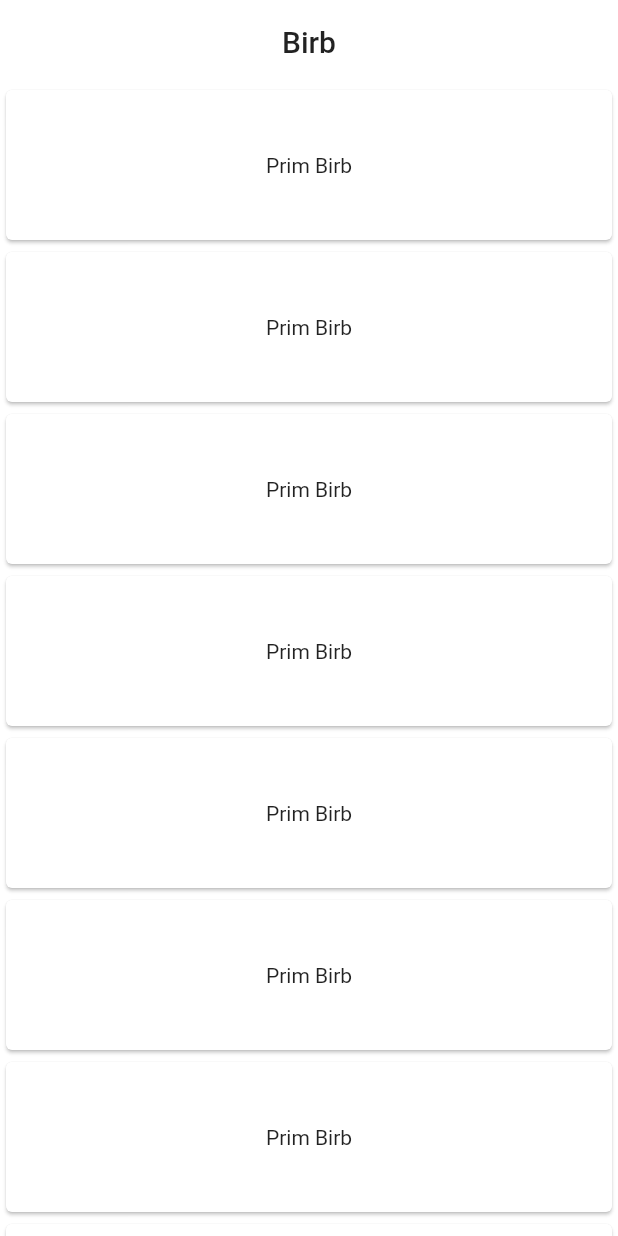
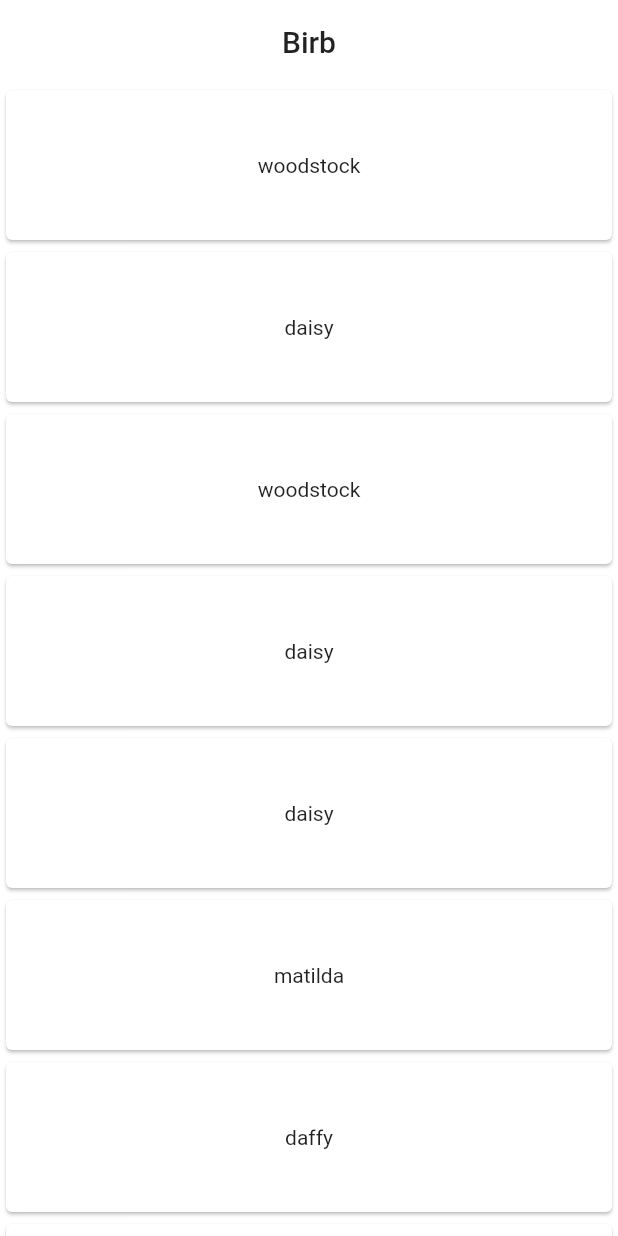
Before and after one commit to aelgasser/my-birb, a Flutter app: the screen it shows after launch, on a phone screen of 412 x 824 dp. Run offline on Flutter 3.47's test engine with Material 2 defaults, Android fonts, the phone set to English and light mode, and no system bars; our stand-ins replace flutter_svg.

Commit message:
Converted the post list to use Post objects

```diff
--- a/app/lib/main.dart
+++ b/app/lib/main.dart
@@ -1,3 +1,6 @@
+import 'dart:convert';
+
+import 'package:birb/models/post.dart';
 import 'package:birb/posts_list.dart';
 import 'package:flutter/material.dart';
 import 'package:flutter/services.dart';
@@ -41,14 +44,10 @@ class MyHomePage extends StatefulWidget {
 }
 
 class _MyHomePageState extends State<MyHomePage> {
-  final Stream<List<int>> _posts = Stream<List<int>>.fromIterable(
-    <List<int>>[
-      List<int>.generate(10, (int i) => i),
-    ]
-  );
-
   @override
   Widget build(BuildContext context) {
+    final Stream<List<Post>> posts = _loadPosts(context);
+
     return Scaffold(
       appBar: AppBar(
         title: Center(
@@ -56,7 +55,19 @@ class _MyHomePageState extends State<MyHomePage> {
         ),
         elevation: 0.0,
       ),
-      body: PostsList(_posts),
+      body: PostsList(posts),
     );
   }
+
+  Stream<List<Post>> _loadPosts(BuildContext context) {
+    return DefaultAssetBundle.of(context)
+            .loadString('assets/posts.json')
+            .then<List<dynamic>>((String value) => json.decode(value))
+            .asStream()
+            .map(_convertToPosts);
+  }
+
+  List<Post> _convertToPosts(List<dynamic> data) {
+    return data.map((dynamic item) => Post.fromMap(item)).toList();
+  }
 }
--- a/app/lib/post_item.dart
+++ b/app/lib/post_item.dart
@@ -1,15 +1,18 @@
+import 'package:birb/models/post.dart';
 import 'package:flutter/material.dart';
 
 class PostItem extends StatelessWidget {
-  const PostItem();
+  const PostItem(this.post);
+
+  final Post post;
 
   @override
   Widget build(BuildContext context) {
     return Card(
         child: Container(
           height: 100.0,
-          child: const Center(
-            child: Text('Prim Birb'),
+          child: Center(
+            child: Text(post.username),
           )
         ),
     );
--- a/app/lib/posts_list.dart
+++ b/app/lib/posts_list.dart
@@ -1,3 +1,4 @@
+import 'package:birb/models/post.dart';
 import 'package:birb/no_content.dart';
 import 'package:birb/post_item.dart';
 import 'package:flutter/material.dart';
@@ -5,17 +6,17 @@ import 'package:flutter/material.dart';
 class PostsList extends StatelessWidget {
   const PostsList(this.posts);
 
-  final Stream<List<int>> posts;
+  final Stream<List<Post>> posts;
 
   @override
   Widget build(BuildContext context) {
-    return StreamBuilder<List<int>>(
+    return StreamBuilder<List<Post>>(
       stream: posts,
       builder: _buildFromSnapshot
     );
   }
 
-  Widget _buildFromSnapshot(BuildContext context, AsyncSnapshot<List<int>> snapshot) {
+  Widget _buildFromSnapshot(BuildContext context, AsyncSnapshot<List<Post>> snapshot) {
       if( snapshot.hasError ) {
         return _buildError(snapshot);
       }
@@ -31,7 +32,7 @@ class PostsList extends StatelessWidget {
       return _buildList(snapshot.data);
   }
 
-  Text _buildError(AsyncSnapshot<List<int>> snapshot) {
+  Text _buildError(AsyncSnapshot<List<Post>> snapshot) {
     return Text('Error: ${snapshot.error}');
   }
 
@@ -39,9 +40,9 @@ class PostsList extends StatelessWidget {
     return const Text('Loading...');
   }
 
-  ListView _buildList(List<int> items) {
+  ListView _buildList(List<Post> items) {
     return ListView(
-      children: items.map((int index) => const PostItem()).toList(),
+      children: items.map((Post post) => PostItem(post)).toList(),
     );
   }
 }
```
Also changed, not shown: 3 other files.
